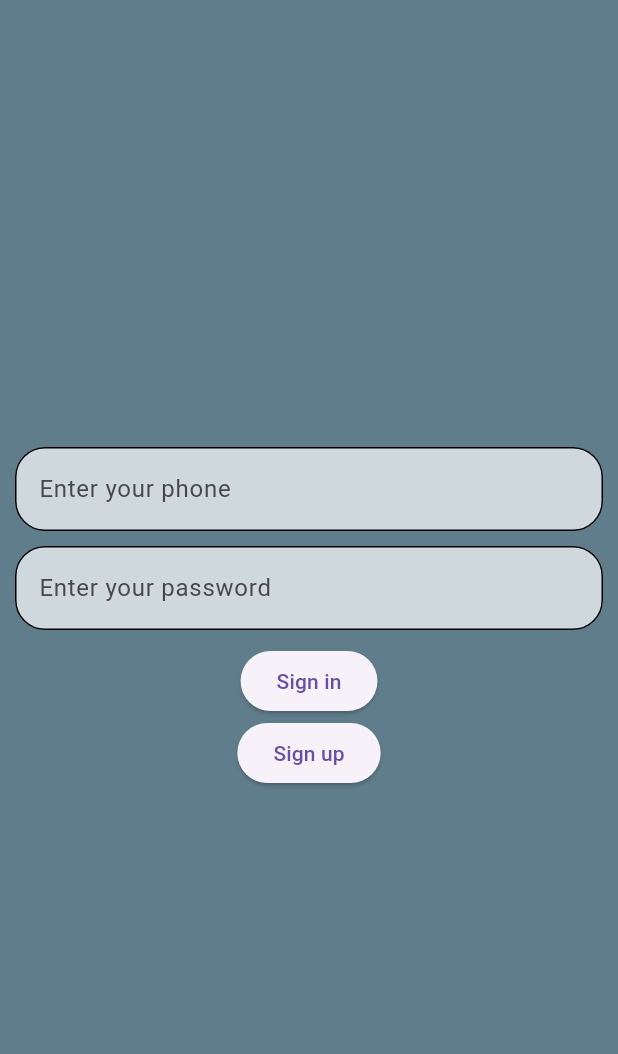
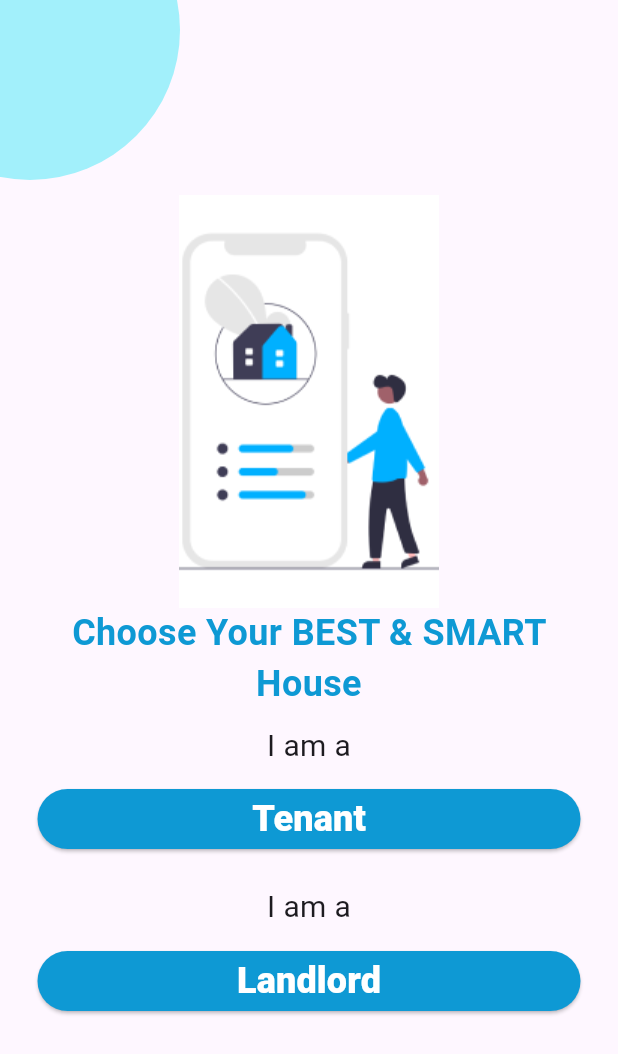
Before and after one commit to Amirapatakil/flutter_hw, a Flutter app: the screen it shows after launch, on a phone screen of 412 x 824 dp. Shown: the top 1054 px of the screen. Run offline on Flutter 3.47's test engine with Material 3 defaults, Android fonts, the phone set to English and light mode, and no system bars; our stand-ins replace shared_preferences.

Commit message:
first_page_verstka

```diff
--- /dev/null
+++ b/flutter_hw/lib/app_assets.dart
@@ -0,0 +1,3 @@
+class AppAssets {
+  static const String homeScreenImage = 'assets/images/home_screen.png';
+}
--- /dev/null
+++ b/flutter_hw/lib/app_dimens.dart
@@ -0,0 +1,5 @@
+class AppDimens {
+  static const double homeScreenCirclePadding = -80;
+  static const double homeScreenCircleRadius = 200;
+  static const double appButttonPadding = 15;
+}
--- a/flutter_hw/lib/main.dart
+++ b/flutter_hw/lib/main.dart
@@ -1,5 +1,5 @@
 import 'package:flutter/material.dart';
-import 'package:flutter_hw/practice_07_june.dart/screens/first_screen.dart';
+import 'package:flutter_hw/verstka/screens/first_page.dart';
 
 void main() {
   runApp(const MyApp());
@@ -12,7 +12,7 @@ class MyApp extends StatelessWidget {
   Widget build(BuildContext context) {
     return const MaterialApp(
       debugShowCheckedModeBanner: false,
-      home: FirstScreens(),
+      home: FirstPage(),
     );
   }
 }
--- /dev/null
+++ b/flutter_hw/lib/verstka/app_theme/app_colors.dart
@@ -0,0 +1,8 @@
+import 'package:flutter/material.dart';
+
+class AppColors {
+  static const Color homeSreenCircle = Color(0xffA2F0FB);
+  static const Color homeSreenMainText = Color(0xff0E99D4);
+  static const Color homescreenButton = Color(0xff0E99D4);
+  static const Color homescreenButtonText = Color(0xffFFFFFF);
+}
--- /dev/null
+++ b/flutter_hw/lib/verstka/app_theme/app_text_styles.dart
@@ -0,0 +1,10 @@
+import 'package:flutter/material.dart';
+
+class AppTextStyles {
+  static const TextStyle s24w700 =
+      TextStyle(fontSize: 24, fontWeight: FontWeight.w700);
+  static const TextStyle s24w800 =
+      TextStyle(fontSize: 24, fontWeight: FontWeight.w800);
+  static const TextStyle s20w400 =
+      TextStyle(fontSize: 20, fontWeight: FontWeight.w400);
+}
--- /dev/null
+++ b/flutter_hw/lib/verstka/screens/first_page.dart
@@ -0,0 +1,88 @@
+import 'package:flutter/material.dart';
+import 'package:flutter_hw/app_assets.dart';
+import 'package:flutter_hw/app_dimens.dart';
+import 'package:flutter_hw/verstka/app_theme/app_colors.dart';
+import 'package:flutter_hw/verstka/app_theme/app_text_styles.dart';
+import 'package:flutter_hw/verstka/widgets/app_buttons.dart';
+
+class FirstPage extends StatefulWidget {
+  const FirstPage({super.key});
+
+  @override
+  State<FirstPage> createState() => _FirstPageState();
+}
+
+class _FirstPageState extends State<FirstPage> {
+  @override
+  Widget build(BuildContext context) {
+    return Scaffold(
+      body: SafeArea(
+        child: Stack(children: [
+          Positioned(
+            left: AppDimens.homeScreenCirclePadding,
+            top: AppDimens.homeScreenCirclePadding,
+            child: Container(
+              width: AppDimens.homeScreenCircleRadius,
+              height: AppDimens.homeScreenCircleRadius,
+              decoration: const BoxDecoration(
+                color: AppColors.homeSreenCircle,
+                shape: BoxShape.circle,
+              ),
+            ),
+          ),
+          Padding(
+            padding: const EdgeInsets.symmetric(
+              horizontal: 10,
+            ),
+            child: SizedBox(
+              width: double.infinity,
+              child: Padding(
+                padding: const EdgeInsets.symmetric(vertical: 130),
+                child: Column(
+                  children: [
+                    Image.asset(AppAssets.homeScreenImage),
+                    Text(
+                      'Choose Your BEST & SMART House',
+                      style: AppTextStyles.s24w700.copyWith(
+                        color: AppColors.homeSreenMainText,
+                      ),
+                      textAlign: TextAlign.center,
+                    ),
+                    const SizedBox(
+                      height: 10,
+                    ),
+                    const Text(
+                      'I am a',
+                      style: AppTextStyles.s20w400,
+                    ),
+                    const SizedBox(
+                      height: 10,
+                    ),
+                    AppButton(
+                      onPressed: () {},
+                      text: 'Tenant',
+                    ),
+                    const SizedBox(
+                      height: 20,
+                    ),
+                    const Text(
+                      'I am a',
+                      style: AppTextStyles.s20w400,
+                    ),
+                    const SizedBox(
+                      height: 11,
+                    ),
+                    AppButton(
+                      onPressed: () {},
+                      text: 'Landlord',
+                    )
+                  ],
+                ),
+              ),
+            ),
+          ),
+        ]),
+      ),
+    );
+  }
+}
--- /dev/null
+++ b/flutter_hw/lib/verstka/widgets/app_buttons.dart
@@ -0,0 +1,37 @@
+import 'package:flutter/material.dart';
+import 'package:flutter_hw/app_dimens.dart';
+import 'package:flutter_hw/verstka/app_theme/app_colors.dart';
+import 'package:flutter_hw/verstka/app_theme/app_text_styles.dart';
+
+class AppButton extends StatelessWidget {
+  const AppButton({
+    required this.onPressed,
+    super.key,
+    required this.text,
+  });
+
+  final String text;
+  final Function() onPressed;
+
+  @override
+  Widget build(BuildContext context) {
+    return Container(
+      padding: const EdgeInsets.symmetric(
+        horizontal: AppDimens.appButttonPadding,
+      ),
+      width: double.infinity,
+      child: ElevatedButton(
+        style: ElevatedButton.styleFrom(
+          backgroundColor: AppColors.homescreenButton,
+        ),
+        onPressed: onPressed,
+        child: Text(
+          text,
+          style: AppTextStyles.s24w800.copyWith(
+            color: AppColors.homescreenButtonText,
+          ),
+        ),
+      ),
+    );
+  }
+}
--- a/flutter_hw/pubspec.yaml
+++ b/flutter_hw/pubspec.yaml
@@ -60,9 +60,8 @@ flutter:
   uses-material-design: true
 
   # To add assets to your application, add an assets section, like this:
-  # assets:
-  #   - images/a_dot_burr.jpeg
-  #   - images/a_dot_ham.jpeg
+  assets:
+    - assets/images/
 
   # An image asset can refer to one or more resolution-specific "variants", see
   # https://flutter.dev/assets-and-images/#resolution-aware
```
Also changed, not shown: flutter_hw/assets/images/home_screen.png (added), flutter_hw/lib/verstka/screens/second_page.dart (added), flutter_hw/lib/verstka/screens/third_page.dart (added).
